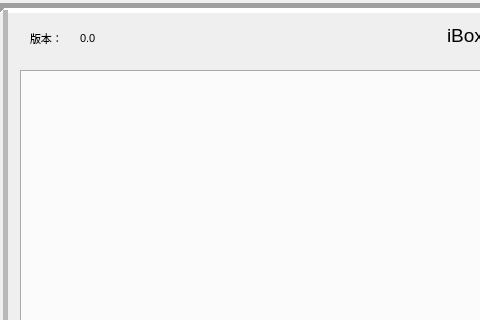
Above: branch/box/boxdlg.ui from ChinaClever/BusBar-Qt before the change; both pictures show x 0 to 480 and y 0 to 320 of the 918 by 548 pixel window. Below: the same form after it.
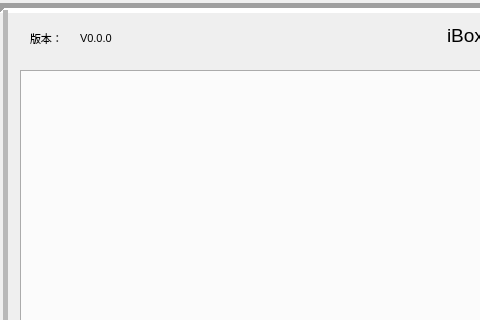
That is the form after the change. Icons and pictures are not drawn.

```diff
--- a/branch/box/boxdlg.ui
+++ b/branch/box/boxdlg.ui
@@ -190,7 +190,7 @@
     </rect>
    </property>
    <property name="text">
-    <string>0.0</string>
+    <string>V0.0.0</string>
    </property>
   </widget>
   <widget class="QTabWidget" name="tabWidget">
```
